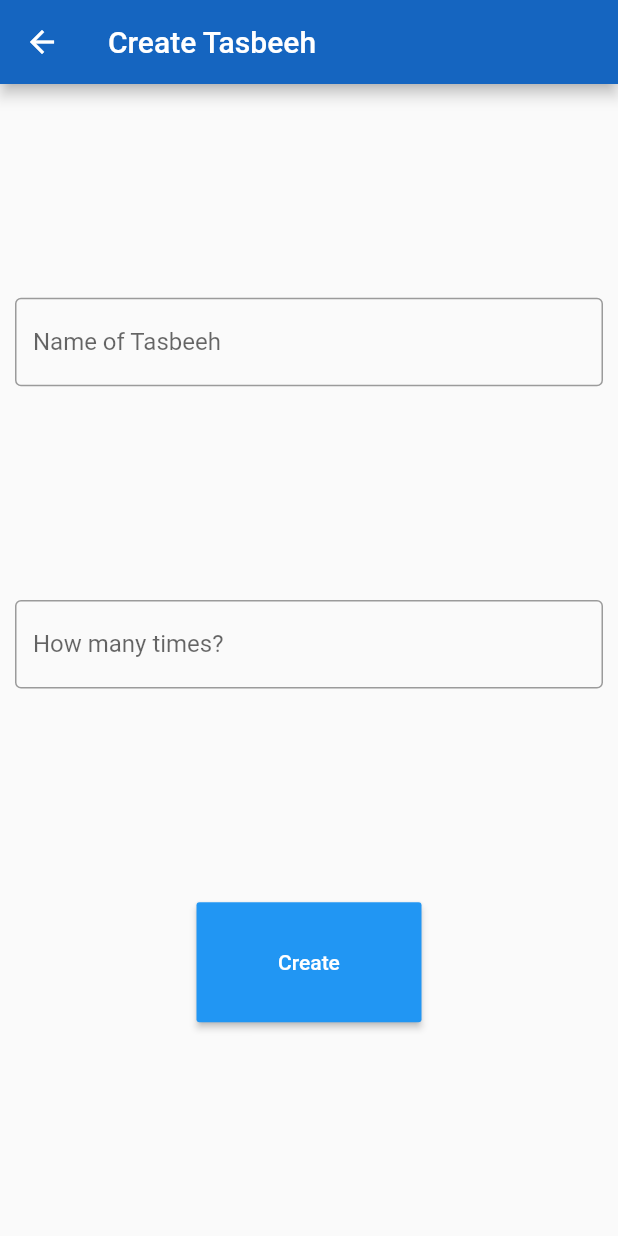
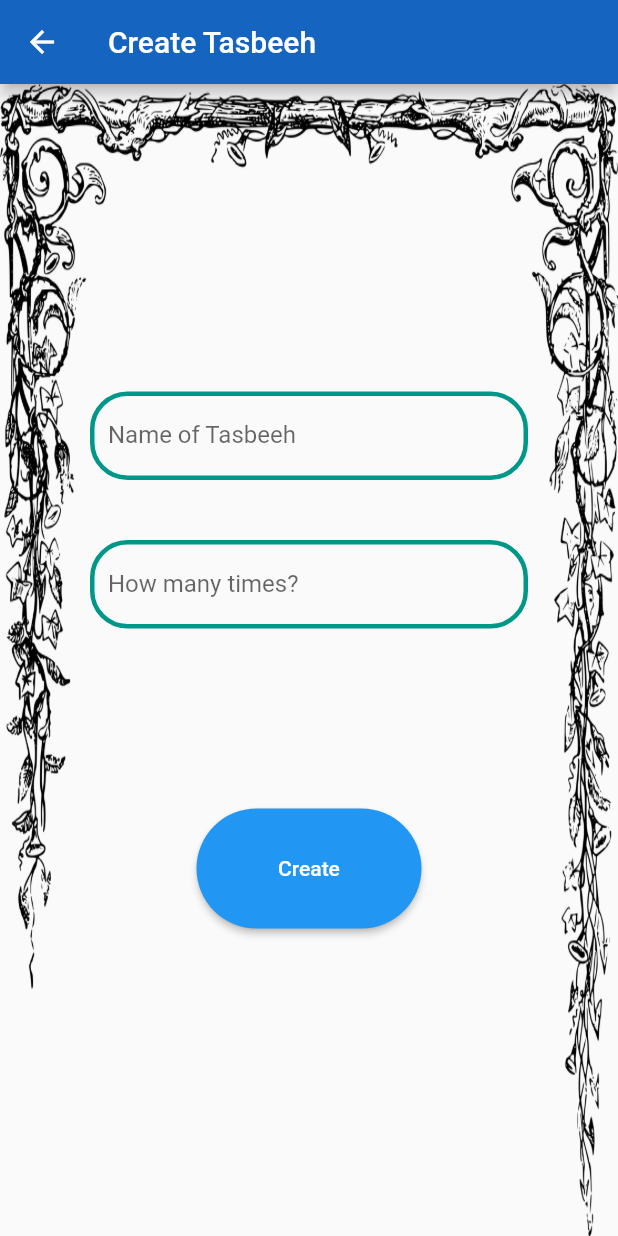
Before and after one commit to suleman24/Mobile-Apps, a Flutter app: the screen it shows after launch, after a tap on "Create Tasbeeh", on a phone screen of 412 x 824 dp. Run offline on Flutter 3.47's test engine with Material 2 defaults, Android fonts, the phone set to English and light mode, and no system bars; our stand-ins replace cloud_firestore, firebase_core, firebase_database, font_awesome_flutter, rflutter_alert; missing offline and left inert: splash_screen_view; accounts and stored records are empty.

Commit message:
Updated all Screens and completed work with Firebase

```diff
--- a/Tasbeeh App (Mid)/tasbeeh/lib/create.dart
+++ b/Tasbeeh App (Mid)/tasbeeh/lib/create.dart
@@ -25,47 +25,96 @@ class _createState extends State<create> {
         backgroundColor: Colors.blue[800],
       ),
       body: SafeArea(
-        child: Padding(
-          padding: EdgeInsets.symmetric(horizontal: 10.0),
-          child: Column(
-            mainAxisAlignment: MainAxisAlignment.spaceEvenly,
+        child:  Container(
+
+          decoration: BoxDecoration(
+          image: DecorationImage(
+    image: AssetImage("images/border.png"),
+    fit: BoxFit.fill
+    )
+    ),
+    child: Padding(
+      padding: EdgeInsets.symmetric(horizontal: 60.0),
+      child:
+
+
+
+
+
+
+
+
+
+
+
+
+
+
+
+          Column(
+            mainAxisAlignment: MainAxisAlignment.center,
             children: [
 
                   TextField(
                     controller: tname,
                     decoration: InputDecoration(
                         border: OutlineInputBorder(
-                          borderSide: const BorderSide(
+                            borderRadius: BorderRadius.circular(25),
+                            borderSide: const BorderSide(
                             width: 3,
                             color: Colors.blue
                           )
+                        ),
+                        enabledBorder: OutlineInputBorder(
+                            borderRadius: BorderRadius.circular(25),
+                            borderSide: const BorderSide(
+                                width: 3,
+                                color: Colors.teal
+                            )
+
                         ),
                         labelText: "Name of Tasbeeh"
                     ),
                   ),
 
-
+                    SizedBox(
+                      height: 40,
+                    ),
 
                     TextField(
                       controller: tcount,
                       decoration: InputDecoration(
                           border: OutlineInputBorder(
+                            borderRadius: BorderRadius.circular(25),
                               borderSide: const BorderSide(
                                   width: 3,
                                   color: Colors.blue
                               )
                           ),
+                          enabledBorder: OutlineInputBorder(
+                              borderRadius: BorderRadius.circular(25),
+                              borderSide: const BorderSide(
+                                  width: 3,
+                                  color: Colors.teal
+                              )
+
+                          ),
+
                           labelText: "How many times?"
 
                       ),
                     ),
 
+              SizedBox(
+                height: 120,
+              ),
 
                   SizedBox(
                     height:80,
                     width:150,
                     child:
                     RaisedButton(
+                      shape: StadiumBorder(),
                         textColor: Colors.white,
                         color: Colors.blue,
                         child: Text('Create'),
@@ -90,7 +139,7 @@ class _createState extends State<create> {
 
             ],
           ),
-        ),
+          )),
       ),
     );
 
--- a/Tasbeeh App (Mid)/tasbeeh/lib/home.dart
+++ b/Tasbeeh App (Mid)/tasbeeh/lib/home.dart
@@ -41,28 +41,28 @@ class home extends StatelessWidget {
                       child: Container(
                         child: Column(
                           children: <Widget>[
-                            // Padding(
-                            //   padding: EdgeInsets.symmetric(
-                            //     vertical: 10.0,
-                            //   ),
-                            //   child: Material(
-                            //     elevation: 5.0,
-                            //     borderRadius: BorderRadius.circular(100.0),
-                            //     child: Container(
-                            //       // changing from 200 to 150 as to look better
-                            //       height: 120.0,
-                            //       width: 120.0,
-                            //       child: ClipOval(
-                            //         child: Image(
-                            //           fit: BoxFit.cover,
-                            //           image: AssetImage(
-                            //             'images/tasbeehh.png',
-                            //           ),
-                            //         ),
-                            //       ),
-                            //     ),
-                            //   ),
-                            // ),
+                            Padding(
+                              padding: EdgeInsets.symmetric(
+                                vertical: 10.0,
+                              ),
+                              child: Material(
+                                elevation: 5.0,
+                                borderRadius: BorderRadius.circular(100.0),
+                                child: Container(
+                                  // changing from 200 to 150 as to look better
+                                  height: 120.0,
+                                  width: 120.0,
+                                  child: ClipOval(
+                                    child: Image(
+                                      fit: BoxFit.cover,
+                                      image: AssetImage(
+                                        'images/tasbeehh.png',
+                                      ),
+                                    ),
+                                  ),
+                                ),
+                              ),
+                            ),
                             Center(
                               child: Text(
                                 'Create Tasbeeh',
@@ -92,28 +92,28 @@ class home extends StatelessWidget {
                       child: Container(
                         child: Column(
                           children: <Widget>[
-                            // Padding(
-                            //   padding: EdgeInsets.symmetric(
-                            //     vertical: 10.0,
-                            //   ),
-                            //   child: Material(
-                            //     elevation: 5.0,
-                            //     borderRadius: BorderRadius.circular(100.0),
-                            //     child: Container(
-                            //       // changing from 200 to 150 as to look better
-                            //       height: 120.0,
-                            //       width: 120.0,
-                            //       child: ClipOval(
-                            //         child: Image(
-                            //           fit: BoxFit.cover,
-                            //           image: AssetImage(
-                            //             'images/tasbeeh1.png',
-                            //           ),
-                            //         ),
-                            //       ),
-                            //     ),
-                            //   ),
-                            // ),
+                            Padding(
+                              padding: EdgeInsets.symmetric(
+                                vertical: 10.0,
+                              ),
+                              child: Material(
+                                elevation: 5.0,
+                                borderRadius: BorderRadius.circular(100.0),
+                                child: Container(
+                                  // changing from 200 to 150 as to look better
+                                  height: 120.0,
+                                  width: 120.0,
+                                  child: ClipOval(
+                                    child: Image(
+                                      fit: BoxFit.cover,
+                                      image: AssetImage(
+                                        'images/tasbeeh1.png',
+                                      ),
+                                    ),
+                                  ),
+                                ),
+                              ),
+                            ),
                             Center(
                               child: Text(
                                 'Counter Tasbeeh',
@@ -143,28 +143,28 @@ class home extends StatelessWidget {
                       child: Container(
                         child: Column(
                           children: <Widget>[
-                            // Padding(
-                            //   padding: EdgeInsets.symmetric(
-                            //     vertical: 10.0,
-                            //   ),
-                            //   child: Material(
-                            //     elevation: 5.0,
-                            //     borderRadius: BorderRadius.circular(100.0),
-                            //     child: Container(
-                            //       // changing from 200 to 150 as to look better
-                            //       height: 120.0,
-                            //       width: 120.0,
-                            //       child: ClipOval(
-                            //         child: Image(
-                            //           fit: BoxFit.cover,
-                            //           image: AssetImage(
-                            //             'images/tasbeeh2.png',
-                            //           ),
-                            //         ),
-                            //       ),
-                            //     ),
-                            //   ),
-                            // ),
+                            Padding(
+                              padding: EdgeInsets.symmetric(
+                                vertical: 10.0,
+                              ),
+                              child: Material(
+                                elevation: 5.0,
+                                borderRadius: BorderRadius.circular(100.0),
+                                child: Container(
+                                  // changing from 200 to 150 as to look better
+                                  height: 120.0,
+                                  width: 120.0,
+                                  child: ClipOval(
+                                    child: Image(
+                                      fit: BoxFit.cover,
+                                      image: AssetImage(
+                                        'images/tasbeeh2.png',
+                                      ),
+                                    ),
+                                  ),
+                                ),
+                              ),
+                            ),
                             Center(
                               child: Text(
                                 'View All Tasbeeh',
--- a/Tasbeeh App (Mid)/tasbeeh/lib/main.dart
+++ b/Tasbeeh App (Mid)/tasbeeh/lib/main.dart
@@ -29,9 +29,9 @@ class MyApp extends StatelessWidget {
           body:
           SplashScreenView(
             navigateRoute: home(),
-            duration: 1000,
-            // imageSize: 200,
-            // imageSrc: "images/icon.png",
+            duration: 4000,
+            imageSize: 200,
+            imageSrc: "images/bismillah.png",
             backgroundColor: Colors.blue[500],
             text: 'Pray to Allah',textStyle:TextStyle(fontSize: 30,color: Colors.amber[300]),
           ),
--- a/Tasbeeh App (Mid)/tasbeeh/pubspec.yaml
+++ b/Tasbeeh App (Mid)/tasbeeh/pubspec.yaml
@@ -39,6 +39,7 @@ dependencies:
   firebase_core: ^1.16.0
   cloud_firestore: ^3.1.14
   firebase_database: ^9.0.13
+  font_awesome_flutter: ^10.1.0
 
 dev_dependencies:
   flutter_test:
```
Also changed, not shown: Tasbeeh App (Mid)/tasbeeh/lib/counter.dart (+5 -4 lines), Tasbeeh App (Mid)/tasbeeh/lib/tasbeeh.dart (+133 -30 lines), Tasbeeh App (Mid)/tasbeeh/lib/view.dart (+58 -30 lines), Tasbeeh App (Mid)/tasbeeh/images/allah.png (added), Tasbeeh App (Mid)/tasbeeh/images/bismillah.png (added), Tasbeeh App (Mid)/tasbeeh/images/border.png (added), Tasbeeh App (Mid)/tasbeeh/images/button.png (added), Tasbeeh App (Mid)/tasbeeh/images/delete.png (added), Tasbeeh App (Mid)/tasbeeh/images/edit.png (added), Tasbeeh App (Mid)/tasbeeh/images/muhammad.png (added), Tasbeeh App (Mid)/tasbeeh/images/tasbih.png (added), Tasbeeh App (Mid)/tasbeeh/pubspec.lock, 26 other files.
